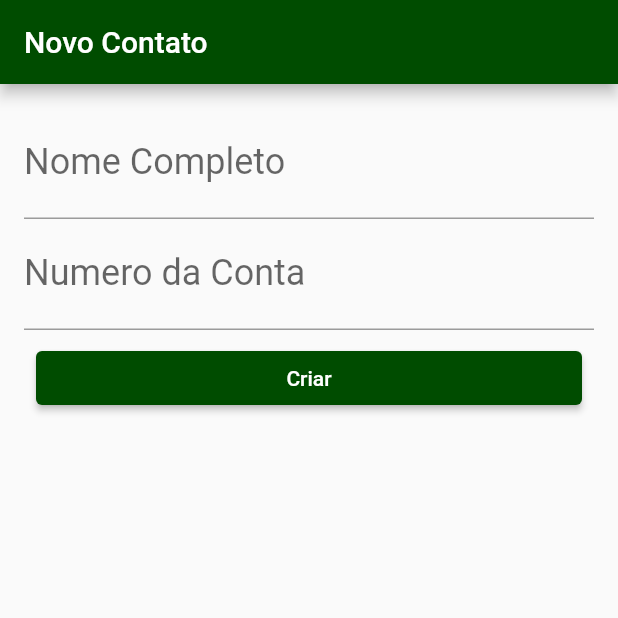
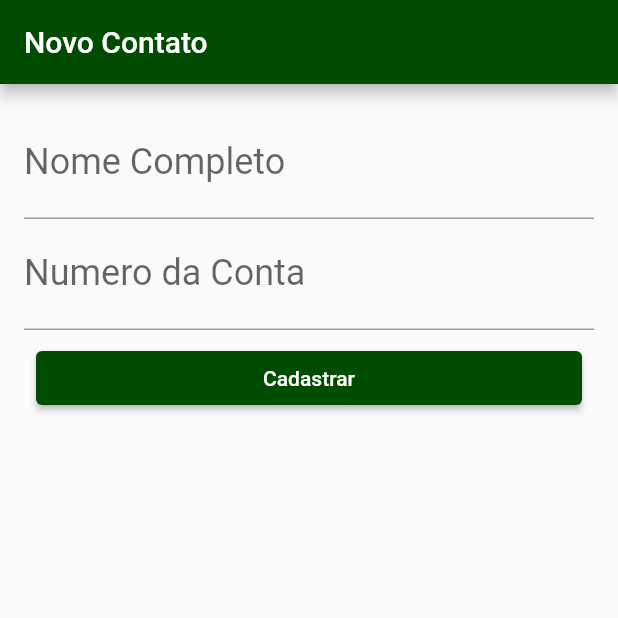
Before and after one commit to rafael-kuchla-flores/Bitebank, a Flutter app: the screen it shows after launch, on a phone screen of 412 x 824 dp, the top half of it. Run offline on Flutter 3.47's test engine with Material 2 defaults, Android fonts, the phone set to English and light mode, and no system bars.

Commit message:
trocando o Criar para o cadastrar

```diff
--- a/lib/screens/novo_contato.dart
+++ b/lib/screens/novo_contato.dart
@@ -31,7 +31,7 @@ class NovoContato extends StatelessWidget {
                 width: double.maxFinite,
                 child: ElevatedButton(
                   onPressed: (){},
-                  child: Text('Criar'),
+                  child: Text('Cadastrar'),
                 ),
               ),
             )
```
